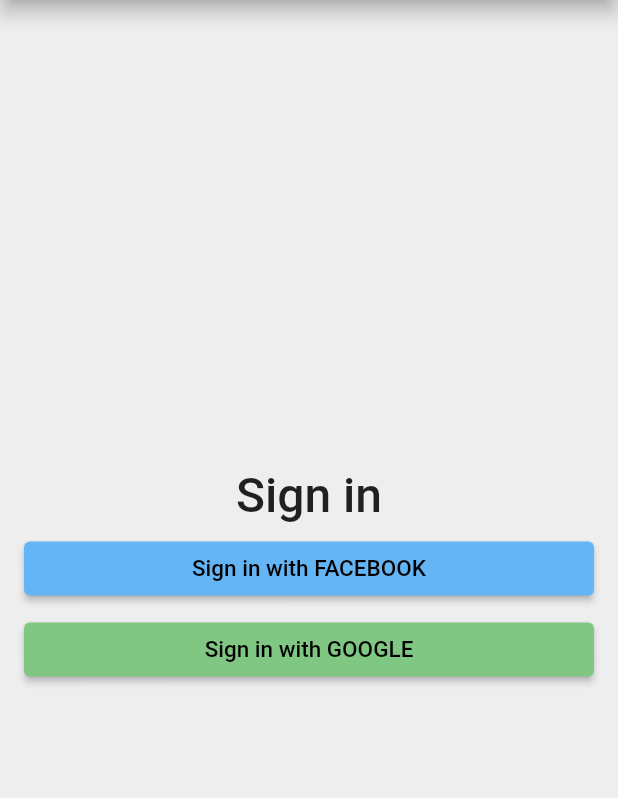
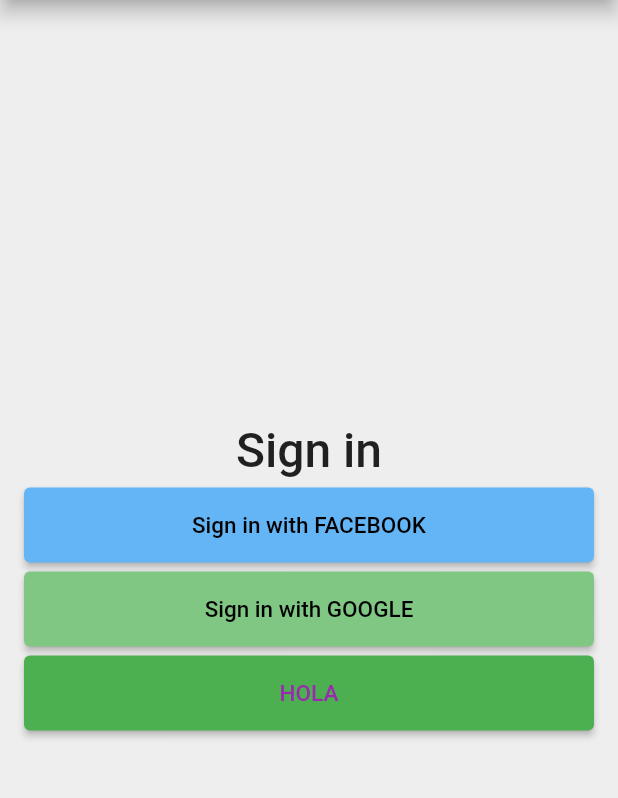
Before and after one commit to COAB1/tracking_time, a Flutter app: the screen it shows after launch, on a phone screen of 412 x 824 dp, the part 84-882 px from its top. Run offline on Flutter 3.47's test engine with Material 2 defaults, Android fonts, the phone set to English and light mode, and no system bars.

Commit message:
Wrap the elevatedButton into a sizedBox and set default height

```diff
--- a/lib/app/sign_in/sign_in_page.dart
+++ b/lib/app/sign_in/sign_in_page.dart
@@ -1,6 +1,6 @@
-import 'package:flutter/foundation.dart';
 import 'package:flutter/material.dart';
 import 'package:tracking_time/shared_widgets/default_elevated_button.dart';
+import 'package:tracking_time/shared_widgets/sign_in_button.dart';
 
 class SignInPage extends StatelessWidget {
   @override
@@ -55,6 +55,15 @@ class SignInPage extends StatelessWidget {
             borderRadius: 4.0,
             onPressed: () {},
           ),
+          SizedBox(
+            height: 6.0,
+          ),
+          SignInButton(
+            text: "HOLA",
+            color: Colors.green,
+            textColor: Colors.purple,
+            onPressed: (){},
+          )
         ],
       ),
     );
--- a/lib/shared_widgets/default_elevated_button.dart
+++ b/lib/shared_widgets/default_elevated_button.dart
@@ -5,17 +5,21 @@ class DefaultElevatedButton extends StatelessWidget {
     this.child,
     this.color,
     this.borderRadius: 4.0,
+    this.height: 50.0,
     this.onPressed,
   });
 
   final Widget child;
   final Color color;
   final double borderRadius;
+  final double height;
   final VoidCallback onPressed;
 
   @override
   Widget build(BuildContext context) {
-    return ElevatedButton(
+    return SizedBox(
+      height: height,
+      child: ElevatedButton(
         //before was used RaisedButton
         child: child,
         style: ElevatedButton.styleFrom(
@@ -27,6 +31,7 @@ class DefaultElevatedButton extends StatelessWidget {
           ),
         ),
         onPressed: onPressed,
+      ),
     );
   }
 }
```
Lines whose indentation alone changed are shown as unchanged.
